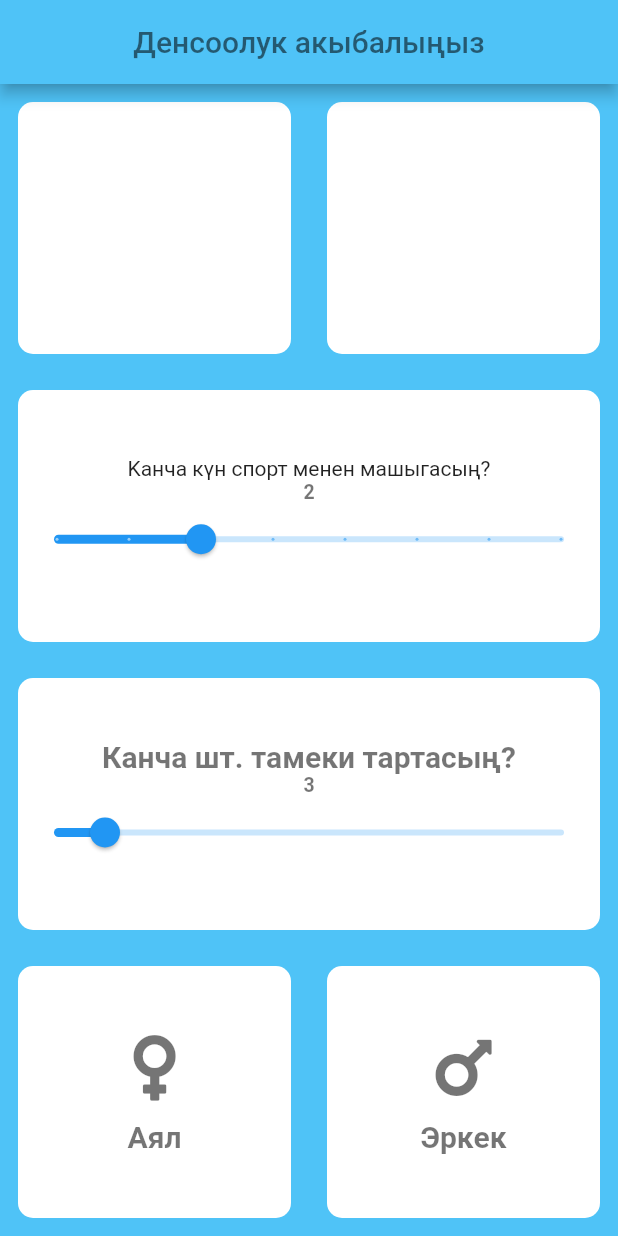
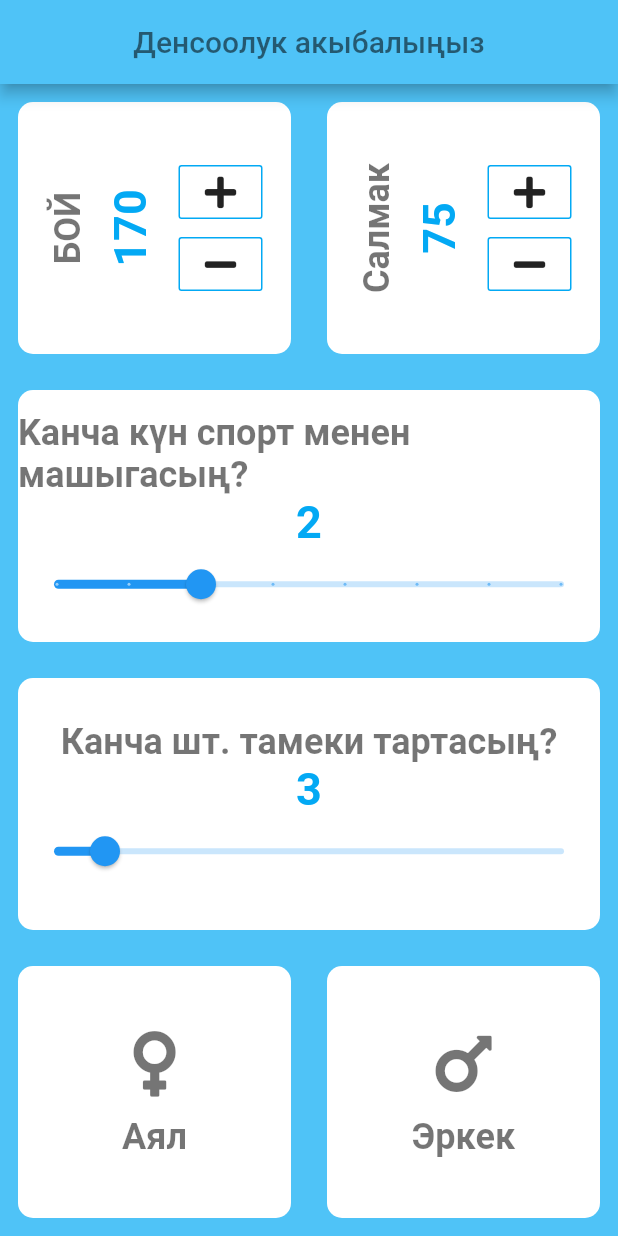
Before and after one commit to Turatkg/inputs, a Flutter app: the screen it shows after launch, on a phone screen of 412 x 824 dp. Run offline on Flutter 3.47's test engine with Material 2 defaults, Android fonts, the phone set to English and light mode, and no system bars; our stand-ins replace font_awesome_flutter.

Commit message:
Алгачкы бети даяр, төрнер оператору менен иштейт

```diff
--- a/lib/ux/input_page.dart
+++ b/lib/ux/input_page.dart
@@ -13,6 +13,8 @@ class _InputPageState extends State<InputPage> {
   String tandalganJynys;
   double tartylganTameki = 3;
   double kylynganSport = 2;
+  int boy = 170;
+  int kilo = 75;
 
   @override
   Widget build(BuildContext context) {
@@ -31,10 +33,14 @@ class _InputPageState extends State<InputPage> {
             child: Row(
               children: [
                 Expanded(
-                  child: MyContainers(),
+                  child: MyContainers(
+                    child: buildRowOutLineButtonum('БОЙ'),
+                  ),
                 ),
                 Expanded(
-                  child: MyContainers(),
+                  child: MyContainers(
+                    child: buildRowOutLineButtonum('Салмак'),
+                  ),
                 ),
               ],
             ),
@@ -46,6 +52,7 @@ class _InputPageState extends State<InputPage> {
                 children: <Widget>[
                   Text(
                     'Kанча күн спорт менен машыгасың?',
+                    style: bTextStilderi,
                   ),
                   Text(
                     '${kylynganSport.round()}',
@@ -137,4 +144,64 @@ class _InputPageState extends State<InputPage> {
       ),
     );
   }
+
+  Row buildRowOutLineButtonum(String parametr) {
+    return Row(
+      mainAxisAlignment: MainAxisAlignment.center,
+      children: <Widget>[
+        RotatedBox(
+          quarterTurns: 3,
+          child: Text(
+            parametr,
+            style: bTextStilderi,
+          ),
+        ),
+        SizedBox(
+          width: 10,
+        ),
+        RotatedBox(
+          quarterTurns: 3,
+          child: Text(
+            parametr == 'БОЙ' ? boy.toString() : kilo.toString(),
+            style: bSandardynStilderi,
+          ),
+        ),
+        SizedBox(
+          width: 15,
+        ),
+        Column(
+          mainAxisAlignment: MainAxisAlignment.center,
+          children: <Widget>[
+            ButtonTheme(
+              minWidth: 36,
+              child: OutlineButton(
+                borderSide: BorderSide(color: Colors.lightBlue),
+                child: Icon(FontAwesomeIcons.plus),
+                onPressed: () {
+                  setState(() {
+                    parametr == 'БОЙ' ? boy++ : kilo--;
+                  });
+
+                  print('Ustudogu buton basyldy');
+                },
+              ),
+            ),
+            ButtonTheme(
+              minWidth: 36,
+              child: OutlineButton(
+                borderSide: BorderSide(color: Colors.lightBlue),
+                child: Icon(FontAwesomeIcons.minus),
+                onPressed: () {
+                  setState(() {
+                    parametr == 'БОЙ' ? boy-- : kilo--;
+                  });
+                  print('Astydagy buton basyldy');
+                },
+              ),
+            ),
+          ],
+        ),
+      ],
+    );
+  }
 }
--- a/lib/widgets/constanst.dart
+++ b/lib/widgets/constanst.dart
@@ -2,12 +2,12 @@ import 'package:flutter/material.dart';
 
 TextStyle bTextStilderi = TextStyle(
   color: Colors.black54,
-  fontSize: 20,
+  fontSize: 24,
   fontWeight: FontWeight.bold,
 );
 
 TextStyle bSandardynStilderi = TextStyle(
-  color: Colors.black54,
-  fontSize: 13,
+  color: Colors.lightBlue[500],
+  fontSize: 30,
   fontWeight: FontWeight.bold,
 );
```
